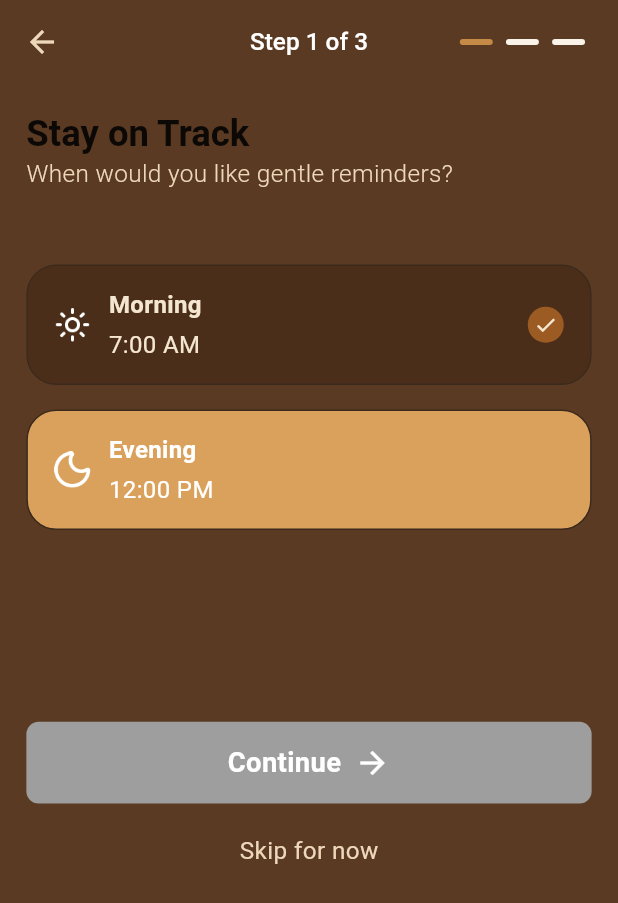
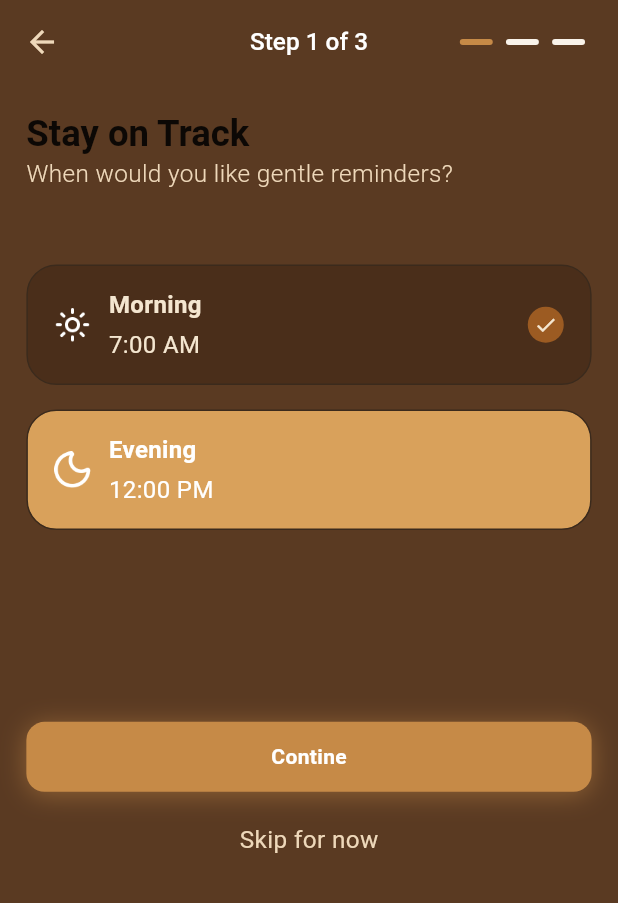
Before and after one commit to Hasanuzzamanabir/Zenzi, a Flutter app: the SecondPage screen opened directly, on a phone screen of 412 x 824 dp. Shown: the top 903 px of the screen. Run offline on Flutter 3.47's test engine with Material 3 defaults, Android fonts, the phone set to English and light mode, and no system bars; our stand-ins replace audioplayers, dio, fl_chart, flutter_screenutil, flutter_svg, get and 5 more; accounts and stored records are empty; Roboto replaces fonts that are missing (Acme, Poppins).

Commit message:
theme change current time

```diff
--- a/lib/modules/preference/view/second_page.dart
+++ b/lib/modules/preference/view/second_page.dart
@@ -3,6 +3,7 @@ import 'package:flutter_screenutil/flutter_screenutil.dart';
 import 'package:get/get.dart';
 import 'package:zenzi/core/theme/app_colors.dart';
 import 'package:zenzi/core/values/app_assets.dart';
+import 'package:zenzi/core/widgets/app_button.dart';
 import 'package:zenzi/modules/preference/controller/continue_button_controller.dart';
 import 'package:zenzi/modules/preference/controller/progress_indicator_controller.dart';
 import 'package:zenzi/modules/preference/controller/time_slot_controller.dart';
@@ -17,12 +18,20 @@ class SecondPage extends StatelessWidget {
 
   SecondPage({super.key});
 
+  // Morning → warm brown day color
+  // Evening → deep night purple color
+  Color get _bgColor => timeSlotController.selectedIndex.value == 0
+      ? AppColors
+            .backgroundcolor // Morning
+      : const Color(0xFF1D1249); // Evening
+
   @override
   Widget build(BuildContext context) {
-    return Scaffold(
-      backgroundColor: AppColors.backgroundcolor,
+    return Obx(
+      () => Scaffold(
+        backgroundColor: _bgColor,
         appBar: AppBar(
-        backgroundColor: AppColors.backgroundcolor,
+          backgroundColor: _bgColor,
           elevation: 0,
           leading: IconButton(
             icon: const Icon(Icons.arrow_back, color: AppColors.secondarycolor),
@@ -47,8 +56,11 @@ class SecondPage extends StatelessWidget {
               padding: EdgeInsets.only(right: 16.w),
               child: Obx(
                 () => Row(
-                children: List.generate(progressController.totalSteps, (index) {
-                  final isActive = index < progressController.currentStep.value;
+                  children: List.generate(progressController.totalSteps, (
+                    index,
+                  ) {
+                    final isActive =
+                        index < progressController.currentStep.value;
                     return Container(
                       margin: EdgeInsets.symmetric(horizontal: 4.w),
                       width: 20.w,
@@ -126,40 +138,16 @@ class SecondPage extends StatelessWidget {
               SizedBox(height: 126.h),
 
               Obx(
-              () => GestureDetector(
-                onTap: buttonController.isEnabled
-                    ? () {
+                () => AppButton(
+                  isLoading: timeSlotController.isLoading.value,
+                  title: "Contine",
+                  onTap: () async {
+                    final result = await timeSlotController.setReminderTime();
+                    if (result) {
                       progressController.nextStep();
                       Get.to(() => ThirdPage());
                     }
-                    : null,
-                child: Container(
-                  width: double.infinity,
-                  padding: EdgeInsets.symmetric(vertical: 14.h),
-                  decoration: BoxDecoration(
-                    borderRadius: BorderRadius.circular(8.r),
-                    color: buttonController.isEnabled
-                        ? AppColors.primarycolor
-                        : Colors.grey,
-                  ),
-                  child: Center(
-                    child: Row(
-                      mainAxisAlignment: MainAxisAlignment.center,
-                      children: [
-                        Text(
-                          "Continue",
-                          style: TextStyle(
-                            color: Colors.white,
-                            fontSize: 18.sp,
-                            fontWeight: FontWeight.bold,
-                          ),
-                        ),
-                        SizedBox(width: 8.w),
-                        Icon(Icons.arrow_forward, color: Colors.white),
-                      ],
-                    ),
-                  ),
-                ),
+                  },
                 ),
               ),
               SizedBox(height: 20.h),
@@ -177,6 +165,7 @@ class SecondPage extends StatelessWidget {
             ],
           ),
         ),
+      ),
     );
   }
 }
```
Also changed, not shown: lib/core/widgets/theme_change.dart (added, +21 -0 lines), lib/modules/just breathe/view/just_breathe_view.dart (+9 -6 lines), lib/modules/preference/controller/time_slot_controller.dart (+29 -2 lines). Lines whose indentation alone changed are shown as unchanged.
